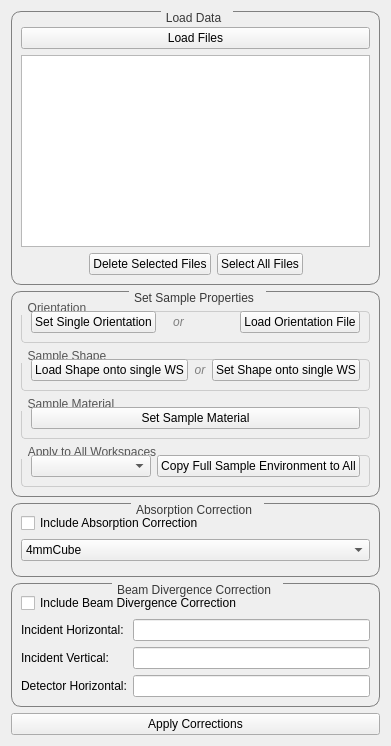
Above: qt/python/mantidqtinterfaces/mantidqtinterfaces/Engineering/gui/engineering_diffraction/tabs/correction/correction_tab.ui from mantidproject/mantid before the change. Below: the same form after it.
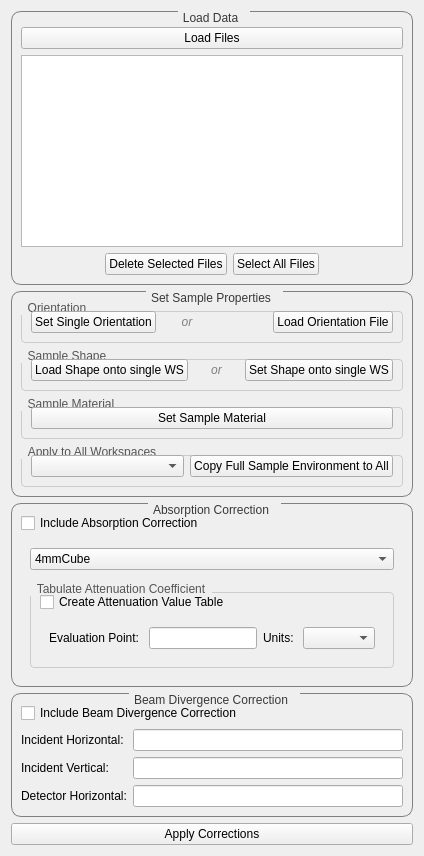
That is the form after the change. Custom widgets are drawn as their Qt base class.

Commit message: add attenuation table

```diff
--- a/qt/python/mantidqtinterfaces/mantidqtinterfaces/Engineering/gui/engineering_diffraction/tabs/correction/correction_tab.ui
+++ b/qt/python/mantidqtinterfaces/mantidqtinterfaces/Engineering/gui/engineering_diffraction/tabs/correction/correction_tab.ui
@@ -292,6 +292,9 @@
         </property>
        </widget>
       </item>
+       <item>
+           <widget class="QWidget" name="widget_absorptionContainer">
+             <layout class="QVBoxLayout">
       <item>
        <widget class="QComboBox" name="combo_shapeMethod">
         <item>
@@ -313,6 +316,77 @@
         </item>
        </layout>
       </item>
+                        <!-- Attenuation Table Section -->
+   <item>
+    <widget class="QGroupBox" name="groupBox_attenuationTable">
+     <property name="title">
+      <string>Tabulate Attenuation Coefficient</string>
+     </property>
+        <property name="styleSheet">
+  <string notr="true">
+   QGroupBox {
+    border: 1px solid #ccc;
+    border-radius: 4px;
+    margin-top: 10px;
+   }
+   QGroupBox::title {
+    subcontrol-origin: margin;
+    subcontrol-position: top left;
+    padding: 0 5px;
+    font-weight: normal;
+    color: #555;
+   }
+  </string>
+ </property>
+     <layout class="QVBoxLayout">
+      <item>
+       <widget class="QCheckBox" name="check_attenTab">
+        <property name="text">
+         <string>Create Attenuation Value Table</string>
+        </property>
+       </widget>
+      </item>
+      <item>
+          <widget class="QWidget" name="widget_attenuationTableContainer">
+              <layout class="QHBoxLayout">
+                  <item>
+       <widget class="QLabel" name="label_value">
+        <property name="text">
+         <string>Evaluation Point: </string>
+        </property>
+       </widget>
+      </item>
+      <item>
+       <widget class="QLineEdit" name="line_evalVal"/>
+      </item>
+                  <item>
+       <widget class="QLabel" name="label_units">
+        <property name="text">
+         <string>Units: </string>
+        </property>
+       </widget>
+      </item>
+                  <item>
+  <widget class="QComboBox" name="combo_Units">
+    <property name="sizePolicy">
+      <sizepolicy hsizetype="Expanding" vsizetype="Preferred">
+        <horstretch>1</horstretch>
+        <verstretch>0</verstretch>
+      </sizepolicy>
+    </property>
+  </widget>
+</item>
+              </layout>
+          </widget>
+      </item>
+
+     </layout>
+    </widget>
+   </item>
+         </layout>
+    </widget>
+   </item>
+
      </layout>
     </widget>
    </item>
```
Left out of the diff: 1 changed line with no effect on the pictures. The commit also changes 6 other files.
